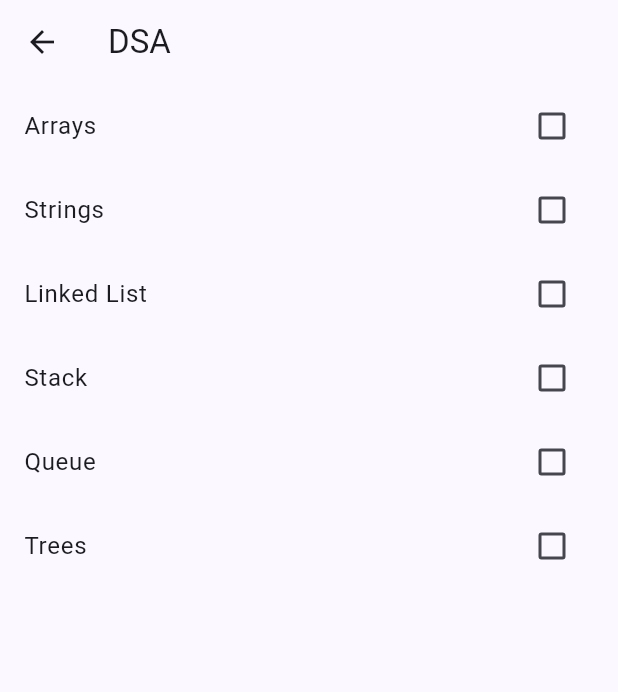
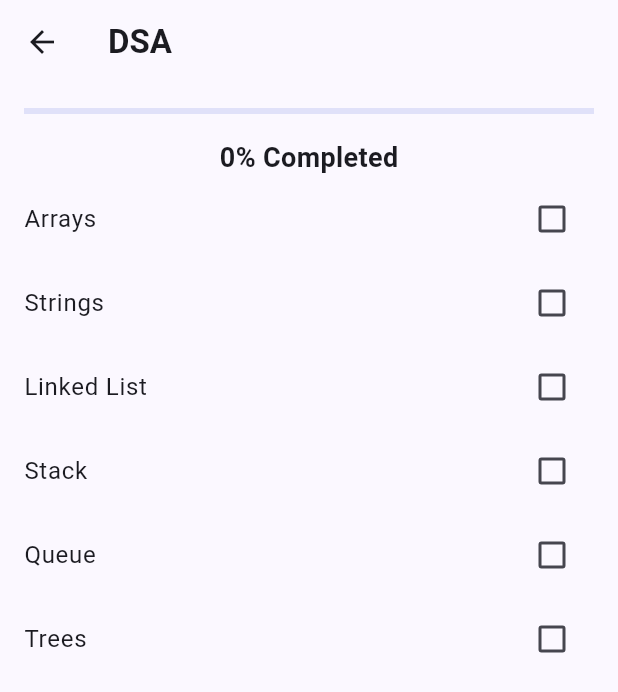
Before and after one commit to vedantmhatre054-maker/interview_flow, a Flutter app: the screen it shows after launch, after a tap on "DSA", on a phone screen of 412 x 824 dp. Shown: the top 692 px of the screen. Run offline on Flutter 3.47's test engine with Material 3 defaults, Android fonts, the phone set to English and light mode, and no system bars.

Commit message:
fix: improve dashboard and subject progress UI

```diff
--- a/lib/screens/home_screen.dart
+++ b/lib/screens/home_screen.dart
@@ -21,15 +21,40 @@ class _HomeScreenState extends State<HomeScreen> {
     return total / subjects.length;
   }
 
+  int getCompletedTopics() {
+    int count = 0;
+
+    for (var subject in subjects) {
+      count += subject.completed.where((e) => e).length;
+    }
+
+    return count;
+  }
+
+  int getTotalTopics() {
+    int count = 0;
+
+    for (var subject in subjects) {
+      count += subject.topics.length;
+    }
+
+    return count;
+  }
+
   @override
   Widget build(BuildContext context) {
     double overall = calculateOverallProgress();
 
     return Scaffold(
       appBar: AppBar(
-        title: const Text("InterviewFlow"),
+        title: const Text(
+            "InterviewFlow",
+            style: TextStyle(
+            fontWeight: FontWeight.bold,
+            ),
+        ),
         centerTitle: true,
-      ),
+        ),
       body: Padding(
         padding: const EdgeInsets.all(16),
         child: Column(
@@ -54,6 +79,13 @@ class _HomeScreenState extends State<HomeScreen> {
                         fontSize: 22,
                         fontWeight: FontWeight.bold,
                       ),
+                    ),
+                    const SizedBox(height: 10),
+                    Text(
+                      "Completed Topics: ${getCompletedTopics()}",
+                    ),
+                    Text(
+                      "Remaining Topics: ${getTotalTopics() - getCompletedTopics()}",
                     ),
                   ],
                 ),
--- a/lib/screens/subject_screen.dart
+++ b/lib/screens/subject_screen.dart
@@ -15,9 +15,32 @@ class _SubjectScreenState extends State<SubjectScreen> {
   Widget build(BuildContext context) {
     return Scaffold(
       appBar: AppBar(
-        title: Text(widget.subject.name),
+            title: Text(
+        widget.subject.name,
+        style: const TextStyle(
+            fontWeight: FontWeight.bold,
         ),
-      body: ListView.builder(
+        ),
+      ),
+      body: Column(
+        children: [
+            Padding(
+            padding: const EdgeInsets.all(16),
+            child: LinearProgressIndicator(
+                value: widget.subject.progress / 100,
+            ),
+            ),
+
+            Text(
+            "${widget.subject.progress.toStringAsFixed(0)}% Completed",
+            style: const TextStyle(
+                fontSize: 18,
+                fontWeight: FontWeight.bold,
+            ),
+            ),
+
+            Expanded(
+            child: ListView.builder(
                 itemCount: widget.subject.topics.length,
                 itemBuilder: (context, index) {
                 return CheckboxListTile(
@@ -31,6 +54,9 @@ class _SubjectScreenState extends State<SubjectScreen> {
                 );
                },
             ),
+           ),
+        ],
+      ),
     );
   }
 }
--- a/lib/widgets/subject_card.dart
+++ b/lib/widgets/subject_card.dart
@@ -13,12 +13,24 @@ class SubjectCard extends StatelessWidget {
 
   @override
   Widget build(BuildContext context) {
+    int completedCount =
+        subject.completed.where((item) => item).length;
+
     return Card(
       elevation: 4,
       child: ListTile(
         title: Text(subject.name),
-        subtitle: Text(
-          "${subject.progress.toStringAsFixed(0)}% Completed",
+        subtitle: Column(
+          crossAxisAlignment: CrossAxisAlignment.start,
+          children: [
+            Text(
+              "$completedCount / ${subject.topics.length} Topics Completed",
+            ),
+            const SizedBox(height: 5),
+            LinearProgressIndicator(
+              value: subject.progress / 100,
+            ),
+          ],
         ),
         trailing: const Icon(Icons.arrow_forward_ios),
         onTap: onTap,
--- a/pubspec.yaml
+++ b/pubspec.yaml
@@ -34,6 +34,7 @@ dependencies:
   # The following adds the Cupertino Icons font to your application.
   # Use with the CupertinoIcons class for iOS style icons.
   cupertino_icons: ^1.0.8
+  shared_preferences: ^2.5.5
 
 dev_dependencies:
   flutter_test:
```
Also changed, not shown: pubspec.lock, 1 other file. Lines whose indentation alone changed are shown as unchanged.
